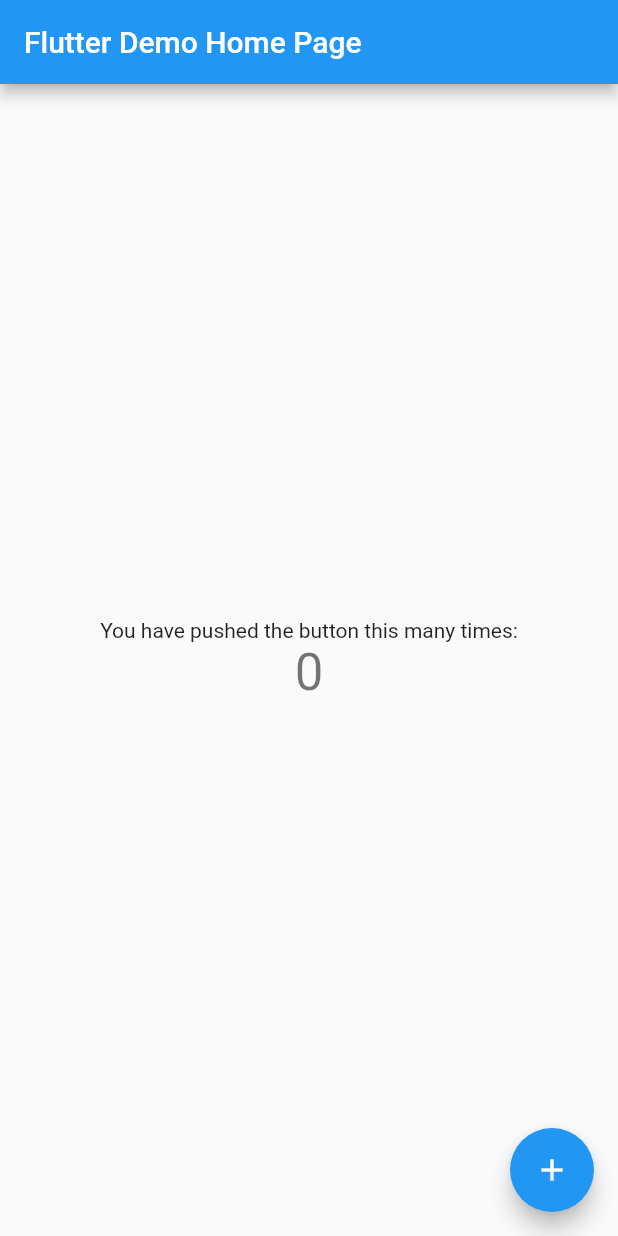
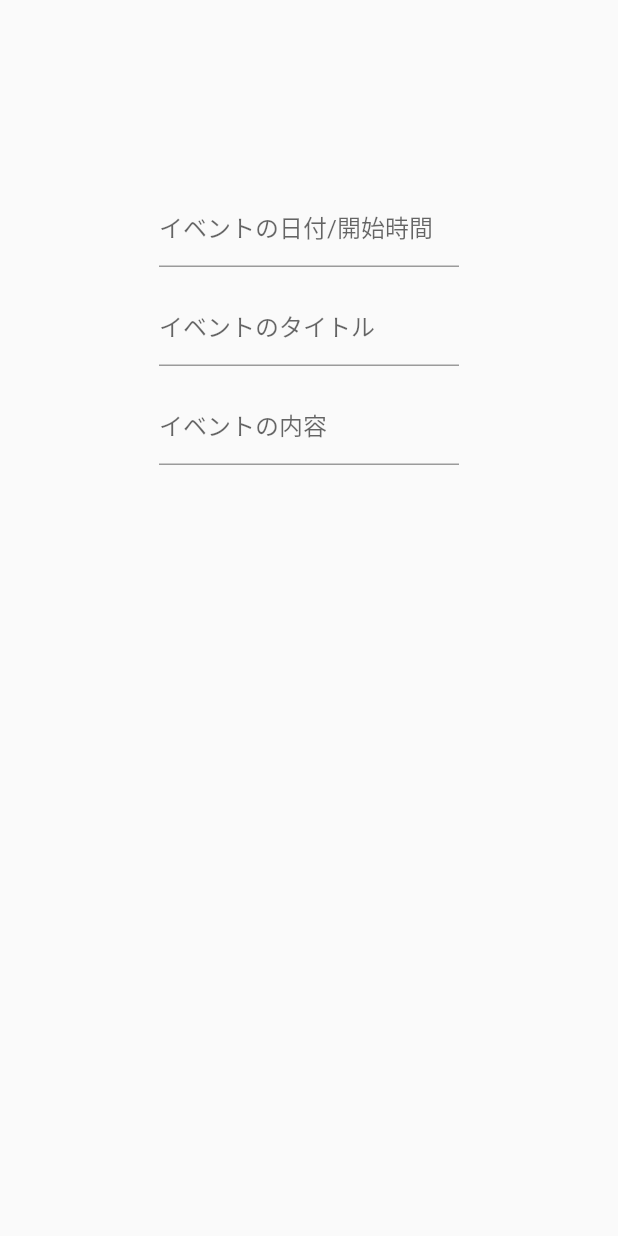
Before and after one commit to fumiyaki/on_time, a Flutter app: the screen it shows after launch, on a phone screen of 412 x 824 dp. Run offline on Flutter 3.47's test engine with Material 2 defaults, Android fonts, the phone set to English and light mode, and no system bars; missing offline and left inert: flutter_search_bar.

Commit message:
created event_setup pages
next modify
-input date
-input images
-save and send the data to firebase

```diff
--- a/lib/features/event_setup/event_setup.dart
+++ b/lib/features/event_setup/event_setup.dart
@@ -0,0 +1,84 @@
+import 'package:flutter/material.dart';
+import 'package:flutter/services.dart';
+
+class MyApp extends StatelessWidget {
+  // This widget is the root of your application.
+  @override
+  Widget build(BuildContext context) {
+    return MaterialApp(
+      title: 'OnTime',
+      theme: ThemeData(
+        primarySwatch: Colors.blue,
+        visualDensity: VisualDensity.adaptivePlatformDensity,
+      ),
+      home: AddEventWidget(),
+    );
+  }
+}
+
+class AddEventWidget extends StatelessWidget{
+
+  @override
+  Widget build(BuildContext context) {
+    return Material(
+      child: Center(
+        child: Shortcuts(
+          shortcuts: <LogicalKeySet, Intent>{
+            // Pressing space in the field will now move to the next field.
+            LogicalKeySet(LogicalKeyboardKey.space): const NextFocusIntent(),
+          },
+          child: FocusTraversalGroup(
+            child: Padding(
+              padding: const EdgeInsets.symmetric(horizontal: 32, vertical: 128),
+              child: Form(
+                autovalidateMode: AutovalidateMode.always,
+                onChanged: () {
+                Form.of(primaryFocus.context).save();
+                },
+                child: Column(
+                  children: [
+                    ConstrainedBox(
+                      constraints: BoxConstraints.tight(const Size(200, 50)),
+                      child: TextFormField(
+                        decoration: const InputDecoration(
+                          labelText: 'イベントの日付/開始時間',
+                        ),
+                        onSaved: (String value) {
+                          //print('Value for field $index saved as "$value"');
+                        },
+                      ),
+                    ),
+                    SizedBox(height: 16),
+                    ConstrainedBox(
+                      constraints: BoxConstraints.tight(const Size(200, 50)),
+                      child: TextFormField(
+                        decoration: const InputDecoration(
+                          labelText: 'イベントのタイトル',
+                        ),
+                        onSaved: (String value) {
+                          //print('Value for field $index saved as "$value"');
+                        },
+                      ),
+                    ),
+                    SizedBox(height: 16),
+                    ConstrainedBox(
+                      constraints: BoxConstraints.tight(const Size(200, 50)),
+                      child: TextFormField(
+                        decoration: const InputDecoration(
+                          labelText: 'イベントの内容',
+                        ),
+                        onSaved: (String value) {
+                          //print('Value for field $index saved as "$value"');
+                        },
+                      ),
+                    ),
+                    ]
+                ),
+              ),
+            ),
+          ),
+        ),
+      ),
+    );
+  }
+}
--- a/lib/main.dart
+++ b/lib/main.dart
@@ -1,117 +1,6 @@
 import 'package:flutter/material.dart';
+import 'features/event_setup/event_setup.dart';
 
 void main() {
   runApp(MyApp());
 }
-
-class MyApp extends StatelessWidget {
-  // This widget is the root of your application.
-  @override
-  Widget build(BuildContext context) {
-    return MaterialApp(
-      title: 'Flutter Demo',
-      theme: ThemeData(
-        // This is the theme of your application.
-        //
-        // Try running your application with "flutter run". You'll see the
-        // application has a blue toolbar. Then, without quitting the app, try
-        // changing the primarySwatch below to Colors.green and then invoke
-        // "hot reload" (press "r" in the console where you ran "flutter run",
-        // or simply save your changes to "hot reload" in a Flutter IDE).
-        // Notice that the counter didn't reset back to zero; the application
-        // is not restarted.
-        primarySwatch: Colors.blue,
-        // This makes the visual density adapt to the platform that you run
-        // the app on. For desktop platforms, the controls will be smaller and
-        // closer together (more dense) than on mobile platforms.
-        visualDensity: VisualDensity.adaptivePlatformDensity,
-      ),
-      home: MyHomePage(title: 'Flutter Demo Home Page'),
-    );
-  }
-}
-
-class MyHomePage extends StatefulWidget {
-  MyHomePage({Key key, this.title}) : super(key: key);
-
-  // This widget is the home page of your application. It is stateful, meaning
-  // that it has a State object (defined below) that contains fields that affect
-  // how it looks.
-
-  // This class is the configuration for the state. It holds the values (in this
-  // case the title) provided by the parent (in this case the App widget) and
-  // used by the build method of the State. Fields in a Widget subclass are
-  // always marked "final".
-
-  final String title;
-
-  @override
-  _MyHomePageState createState() => _MyHomePageState();
-}
-
-class _MyHomePageState extends State<MyHomePage> {
-  int _counter = 0;
-
-  void _incrementCounter() {
-    setState(() {
-      // This call to setState tells the Flutter framework that something has
-      // changed in this State, which causes it to rerun the build method below
-      // so that the display can reflect the updated values. If we changed
-      // _counter without calling setState(), then the build method would not be
-      // called again, and so nothing would appear to happen.
-      _counter++;
-    });
-  }
-
-  @override
-  Widget build(BuildContext context) {
-    // This method is rerun every time setState is called, for instance as done
-    // by the _incrementCounter method above.
-    //
-    // The Flutter framework has been optimized to make rerunning build methods
-    // fast, so that you can just rebuild anything that needs updating rather
-    // than having to individually change instances of widgets.
-    return Scaffold(
-      appBar: AppBar(
-        // Here we take the value from the MyHomePage object that was created by
-        // the App.build method, and use it to set our appbar title.
-        title: Text(widget.title),
-      ),
-      body: Center(
-        // Center is a layout widget. It takes a single child and positions it
-        // in the middle of the parent.
-        child: Column(
-          // Column is also a layout widget. It takes a list of children and
-          // arranges them vertically. By default, it sizes itself to fit its
-          // children horizontally, and tries to be as tall as its parent.
-          //
-          // Invoke "debug painting" (press "p" in the console, choose the
-          // "Toggle Debug Paint" action from the Flutter Inspector in Android
-          // Studio, or the "Toggle Debug Paint" command in Visual Studio Code)
-          // to see the wireframe for each widget.
-          //
-          // Column has various properties to control how it sizes itself and
-          // how it positions its children. Here we use mainAxisAlignment to
-          // center the children vertically; the main axis here is the vertical
-          // axis because Columns are vertical (the cross axis would be
-          // horizontal).
-          mainAxisAlignment: MainAxisAlignment.center,
-          children: <Widget>[
-            Text(
-              'You have pushed the button this many times:',
-            ),
-            Text(
-              '$_counter',
-              style: Theme.of(context).textTheme.headline4,
-            ),
-          ],
-        ),
-      ),
-      floatingActionButton: FloatingActionButton(
-        onPressed: _incrementCounter,
-        tooltip: 'Increment',
-        child: Icon(Icons.add),
-      ), // This trailing comma makes auto-formatting nicer for build methods.
-    );
-  }
-}
```
Also changed, not shown: lib/features/event_setup/labeled_input_widget.dart (added, +31 -0 lines).
